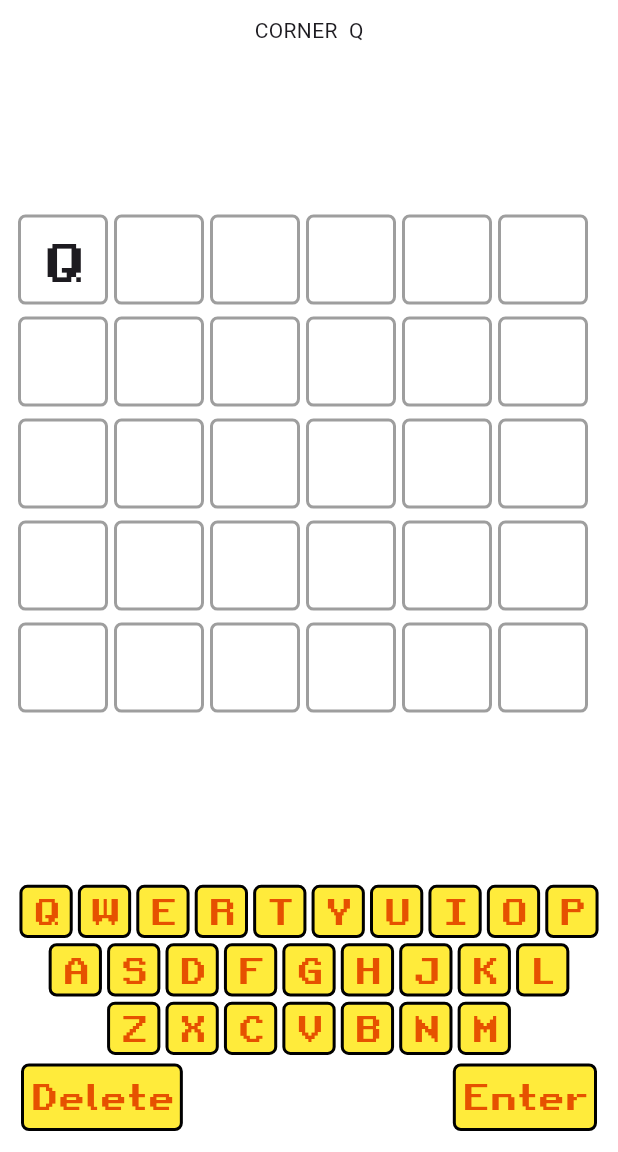
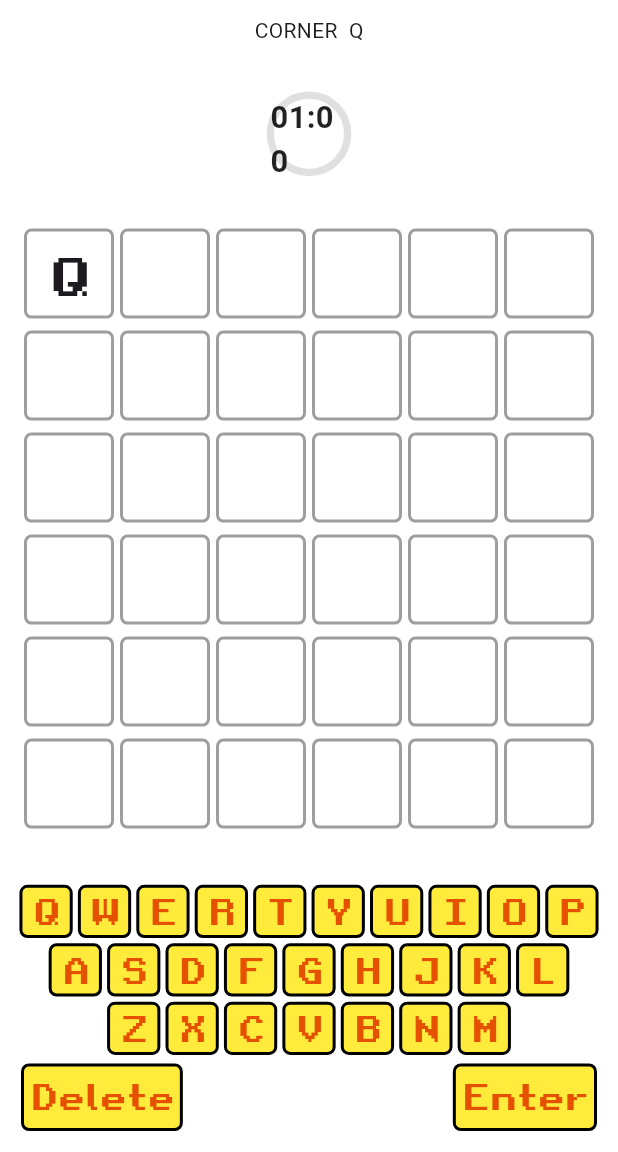
Before and after one commit to Saubaan/wordle-game, a Flutter app: the screen it shows after launch, after a tap on an icon or button, on a phone screen of 412 x 824 dp, the part 84-1236 px from its top. Run offline on Flutter 3.47's test engine with Material 3 defaults, Android fonts, the phone set to English and light mode, and no system bars; drawn by our look-alikes of circular_countdown_timer.

```diff
--- a/lib/components/game_over_popup.dart
+++ b/lib/components/game_over_popup.dart
@@ -8,10 +8,11 @@ import '../utils/words_list.dart';
 class GameOverPopUp extends StatelessWidget {
   const GameOverPopUp({
     super.key,
-    required this.word,
+    required this.word, required this.duration,
   });
 
   final String word;
+  final int duration;
 
   @override
   Widget build(BuildContext context) {
@@ -58,7 +59,7 @@ class GameOverPopUp extends StatelessWidget {
                     Navigator.pop(context);
                     Navigator.pop(context);
                     Navigator.push(context,
-                        MaterialPageRoute(builder: (context) => GamePage(word: words[random.nextInt(words.length)].toUpperCase())));
+                        MaterialPageRoute(builder: (context) => GamePage(word: words[random.nextInt(words.length)].toUpperCase(), duration: duration,)));
                   },
                   child: Image(
                     image: const AssetImage('assets/components/play_again.png'),
--- a/lib/components/game_won_popup.dart
+++ b/lib/components/game_won_popup.dart
@@ -6,10 +6,11 @@ import 'package:wordle/utils/words_list.dart';
 class GameWonPopUp extends StatelessWidget {
   const GameWonPopUp({
     super.key,
-    required this.word,
+    required this.word, required this.duration,
   });
 
   final String word;
+  final int duration;
 
   @override
   Widget build(BuildContext context) {
@@ -48,7 +49,7 @@ class GameWonPopUp extends StatelessWidget {
                     Navigator.pop(context);
                     Navigator.pop(context);
                     Navigator.push(context,
-                        MaterialPageRoute(builder: (context) => GamePage(word: words[random.nextInt(words.length)].toUpperCase())));
+                        MaterialPageRoute(builder: (context) => GamePage(word: words[random.nextInt(words.length)].toUpperCase(), duration: duration,)));
                   },
                   child: Image(
                     image: const AssetImage('assets/components/play_again.png'),
--- a/lib/main.dart
+++ b/lib/main.dart
@@ -6,10 +6,11 @@ import 'package:wordle/utils/words_list.dart';
 void main() {
   Random random = Random();
   String word = words[random.nextInt(words.length)].toUpperCase();
+  int duration = 60;
   runApp(
     MaterialApp(
       debugShowCheckedModeBanner: false,
-      home: GamePage(word: word),
+      home: GamePage(word: word, duration: duration,),
     ),
   );
 }
--- a/lib/pages/game_page.dart
+++ b/lib/pages/game_page.dart
@@ -1,5 +1,6 @@
 import 'dart:math';
 
+import 'package:circular_countdown_timer/circular_countdown_timer.dart';
 import 'package:flutter/material.dart';
 import 'package:wordle/components/action_button.dart';
 import 'package:wordle/components/game_over_popup.dart';
@@ -9,7 +10,9 @@ import 'package:wordle/components/key_button.dart';
 
 class GamePage extends StatefulWidget {
   final String word;
-  const GamePage({super.key, required this.word});
+  final int duration;
+
+  const GamePage({super.key, required this.word, required this.duration});
 
   @override
   State<GamePage> createState() => _GamePageState();
@@ -18,20 +21,32 @@ class GamePage extends StatefulWidget {
 class _GamePageState extends State<GamePage> {
   String inputWord = '';
   int currentRow = 0;
-  List<String> wordRows = ['', '', '', '', ''];
+  List<String> wordRows = ['', '', '', '', '', ''];
   Random random = Random();
   List<String> usedLetters = [];
+  final CountDownController countDownController = CountDownController();
+  bool isRunning = false;
   @override
+
+
   Widget build(BuildContext context) {
     final screenWidth = MediaQuery.of(context).size.width;
+    final screenHeight = MediaQuery.of(context).size.height;
     final keySize = screenWidth / 11.6;
+    if(inputWord.isNotEmpty && !isRunning){
+      countDownController.start();
+      isRunning = true;
+    }
     return Scaffold(
       backgroundColor: Colors.white,
       appBar: AppBar(
         backgroundColor: Colors.orange.shade600,
         foregroundColor: Colors.white,
         centerTitle: true,
-        title: const Text("Wordle", style: TextStyle(fontFamily: 'RetroGame',fontSize: 30),),
+        title: const Text(
+          "Wordle",
+          style: TextStyle(fontFamily: 'RetroGame', fontSize: 30),
+        ),
       ),
       body: Padding(
         padding: const EdgeInsets.all(10.0),
@@ -40,8 +55,33 @@ class _GamePageState extends State<GamePage> {
           children: [
             // debug purpose text widget
             Text('${widget.word}  $inputWord'),
-            Column(
-              children: getWordRows(screenWidth),
+            // timer
+            CircularCountDownTimer(
+              duration: widget.duration,
+              controller: countDownController,
+              width: screenWidth / 8,
+              height: screenHeight /15,
+              ringColor: Colors.grey[300]!,
+              fillColor: Colors.orangeAccent,
+              backgroundColor: Colors.white54,
+              textStyle: TextStyle(
+                fontSize: screenWidth/20,
+                color: Colors.black87,
+                fontWeight: FontWeight.bold,
+              ),
+              autoStart: false,
+              isReverse: true,
+              onComplete: () {
+                setState(() {
+                  // countdown completes
+                });
+                _showGameOverPopup();
+              },
+            ),
+            Center(
+              child: Column(
+                children: getWordRows(screenWidth),
+              ),
             ),
             Column(
               children: [
@@ -50,15 +90,16 @@ class _GamePageState extends State<GamePage> {
                     keySize),
                 buildKeyboardRow(
                     ['A', 'S', 'D', 'F', 'G', 'H', 'J', 'K', 'L'], keySize),
-                buildKeyboardRow(['Z', 'X', 'C', 'V', 'B', 'N', 'M'], keySize),
+                buildKeyboardRow(
+                    ['Z', 'X', 'C', 'V', 'B', 'N', 'M'], keySize),
                 Row(
                   mainAxisAlignment: MainAxisAlignment.spaceBetween,
                   children: [
                     ActionButton(
-                    alphabet: "Delete",
-                    onTap: popAlphabet,
-                    size: keySize,
-                  ),
+                      alphabet: "Delete",
+                      onTap: popAlphabet,
+                      size: keySize,
+                    ),
                     ActionButton(
                       alphabet: "Enter",
                       onTap: enterWord,
@@ -84,60 +125,54 @@ class _GamePageState extends State<GamePage> {
           color: Colors.white,
         ));
       }
-      return Row(
-        children: letterBoxes,
-      );
-    } else if (word.isEmpty) {
+    }
+    else if (word.isEmpty) {
       for (int i = 0; i < 6; i++) {
         letterBoxes.add(LetterBox(
           letter: inputWord[i],
-          color: Colors.white,
+          color: const Color.fromARGB(150, 255, 255, 255),
         ));
       }
-      return Row(
-        children: letterBoxes,
-      );
-    } else {
+    }
+    else {
       List<String> charList = widget.word.split('');
       for (int i = 0; i < 6; i++) {
-        if(inputWord[i] == widget.word[i]) {
+        if (inputWord[i] == widget.word[i]) {
           charList.remove(inputWord[i]);
         }
       }
       for (int i = 0; i < 6; i++) {
-        if(inputWord[i] == widget.word[i]){
+        if (inputWord[i] == widget.word[i]) {
           letterBoxes.add(LetterBox(
             letter: inputWord[i],
             color: Colors.green,
           ));
-        }
-        else if(charList.contains(inputWord[i])){
+        } else if (charList.contains(inputWord[i])) {
           letterBoxes.add(LetterBox(
             letter: inputWord[i],
             color: Colors.orange,
           ));
           charList.remove(inputWord[i]);
-        }
-        else {
+        } else {
           letterBoxes.add(LetterBox(
             letter: inputWord[i],
-            color: Colors.grey,
+            color: const Color.fromARGB(205, 119, 119, 119),
           ));
         }
       }
     }
     return Row(
+      mainAxisAlignment: MainAxisAlignment.center,
       children: letterBoxes,
     );
   }
 
-  List<Widget> getWordRows(double screenWidth){
+  List<Widget> getWordRows(double screenWidth) {
     List<Widget> rows = [];
-    for(int i = 0; i < 5; i++){
-      if(currentRow == i){
+    for (int i = 0; i < wordRows.length; i++) {
+      if (currentRow == i) {
         rows.add(buildWordRow(inputWord, true, screenWidth));
-      }
-      else{
+      } else {
         rows.add(buildWordRow(wordRows[i], false, screenWidth));
       }
     }
@@ -180,16 +215,16 @@ class _GamePageState extends State<GamePage> {
   }
 
   void enterWord(double screenWidth) {
-    if(inputWord.length == 6 && currentRow < wordRows.length){
+    if (inputWord.length == 6 && currentRow < wordRows.length) {
       setState(() {
-        for(int i = 0; i<inputWord.length; i++){
+        for (int i = 0; i < inputWord.length; i++) {
           usedLetters.add(inputWord[i]);
         }
         wordRows[currentRow] = inputWord;
         currentRow++;
-        if(inputWord == widget.word){
+        if (inputWord == widget.word) {
           _showGameWonPopup();
-        } else if(currentRow>wordRows.length-1){
+        } else if (currentRow > wordRows.length - 1) {
           _showGameOverPopup();
         }
         inputWord = '';
@@ -198,11 +233,12 @@ class _GamePageState extends State<GamePage> {
   }
 
   void _showGameWonPopup() {
+    countDownController.pause();
     showDialog(
       barrierDismissible: false,
       context: context,
       builder: (BuildContext context) {
-        return GameWonPopUp(word: widget.word);
+        return GameWonPopUp(word: widget.word, duration: widget.duration,);
       },
     );
   }
@@ -212,7 +248,7 @@ class _GamePageState extends State<GamePage> {
       barrierDismissible: false,
       context: context,
       builder: (BuildContext context) {
-        return GameOverPopUp(word: widget.word);
+        return GameOverPopUp(word: widget.word, duration: widget.duration,);
       },
     );
   }
```
